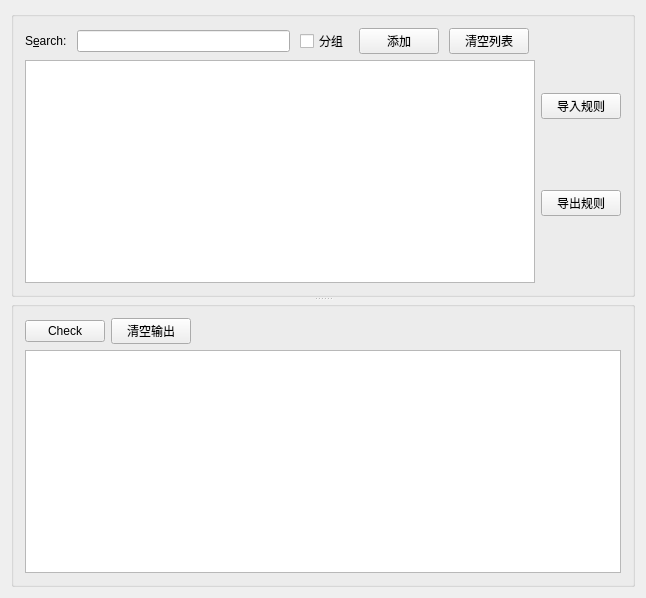
Qt form autoCopyWidget.ui (xin0111/AutoCopy) before a commit.
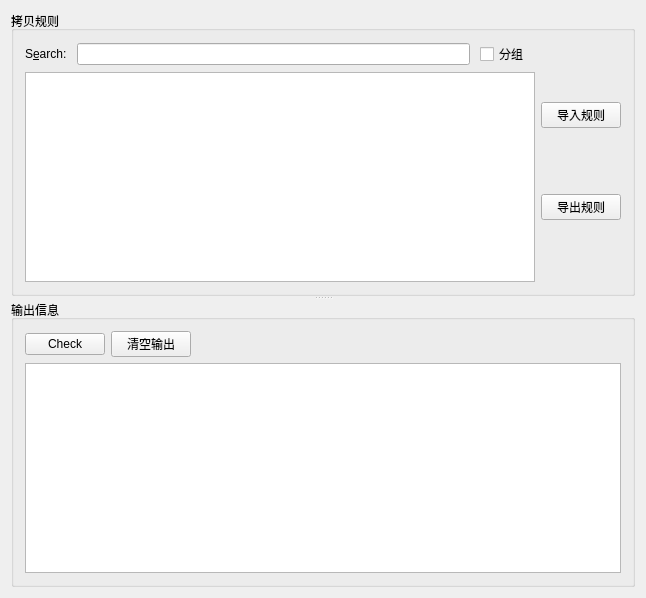
The same form after that commit. Icons and pictures are not drawn. Custom widgets are drawn as their Qt base class.

```diff
--- a/autoCopyWidget.ui
+++ b/autoCopyWidget.ui
@@ -21,13 +21,13 @@
      </property>
      <widget class="QGroupBox" name="groupBox">
       <property name="title">
-       <string/>
+       <string>拷贝规则</string>
       </property>
       <layout class="QHBoxLayout" name="horizontalLayout_2">
        <item>
         <layout class="QVBoxLayout" name="verticalLayout_2">
          <item>
-          <layout class="QHBoxLayout" name="horizontalLayout_3" stretch="0,0,0,0,0">
+          <layout class="QHBoxLayout" name="horizontalLayout_3" stretch="0,0,0">
            <property name="spacing">
             <number>10</number>
            </property>
@@ -67,32 +67,14 @@
              </property>
             </widget>
            </item>
-           <item>
-            <widget class="QPushButton" name="btn_Edit">
-             <property name="text">
-              <string>添加</string>
-             </property>
-             <property name="icon">
-              <iconset resource="AutoCopy.qrc">
-               <normaloff>:/images/Plus16.png</normaloff>:/images/Plus16.png</iconset>
-             </property>
-            </widget>
-           </item>
-           <item>
-            <widget class="QPushButton" name="btn_Clear">
-             <property name="text">
-              <string>清空列表</string>
-             </property>
-             <property name="icon">
-              <iconset resource="AutoCopy.qrc">
-               <normaloff>:/images/Delete16.png</normaloff>:/images/Delete16.png</iconset>
-             </property>
-            </widget>
-           </item>
           </layout>
          </item>
          <item>
-          <widget class="AutoRuleView" name="RuleValues"/>
+          <widget class="AutoRuleView" name="RuleValues">
+           <property name="selectionMode">
+            <enum>QAbstractItemView::ExtendedSelection</enum>
+           </property>
+          </widget>
          </item>
         </layout>
        </item>
@@ -118,7 +100,7 @@
      </widget>
      <widget class="QGroupBox" name="groupBox_2">
       <property name="title">
-       <string/>
+       <string>输出信息</string>
       </property>
       <layout class="QVBoxLayout" name="verticalLayout_3">
        <item>
```
